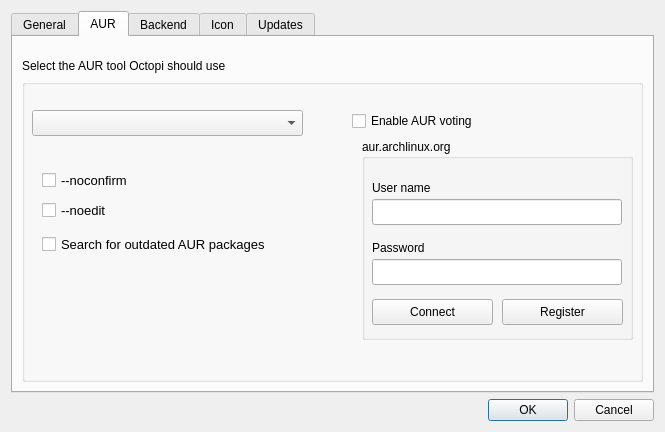
This is ui/optionsdialog.ui in aarnt/octopi as Qt 5 draws it before an edit. The edited form follows.
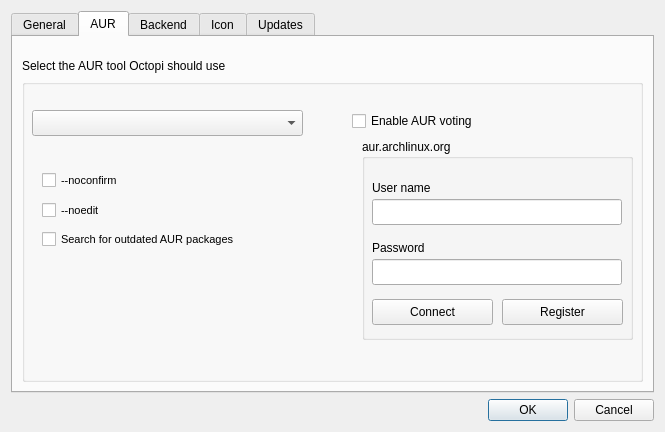
This is the edited form.

Commit message: - Uniformization of fontsize in optionsdialog.ui.

```diff
--- a/ui/optionsdialog.ui
+++ b/ui/optionsdialog.ui
@@ -168,7 +168,7 @@
             </property>
             <property name="font">
              <font>
-              <pointsize>10</pointsize>
+              <pointsize>8</pointsize>
              </font>
             </property>
             <property name="text">
@@ -186,7 +186,7 @@
             </property>
             <property name="font">
              <font>
-              <pointsize>10</pointsize>
+              <pointsize>8</pointsize>
              </font>
             </property>
             <property name="text">
@@ -197,14 +197,14 @@
             <property name="geometry">
              <rect>
               <x>20</x>
-              <y>150</y>
+              <y>145</y>
               <width>301</width>
               <height>31</height>
              </rect>
             </property>
             <property name="font">
              <font>
-              <pointsize>10</pointsize>
+              <pointsize>8</pointsize>
              </font>
             </property>
             <property name="text">
```
